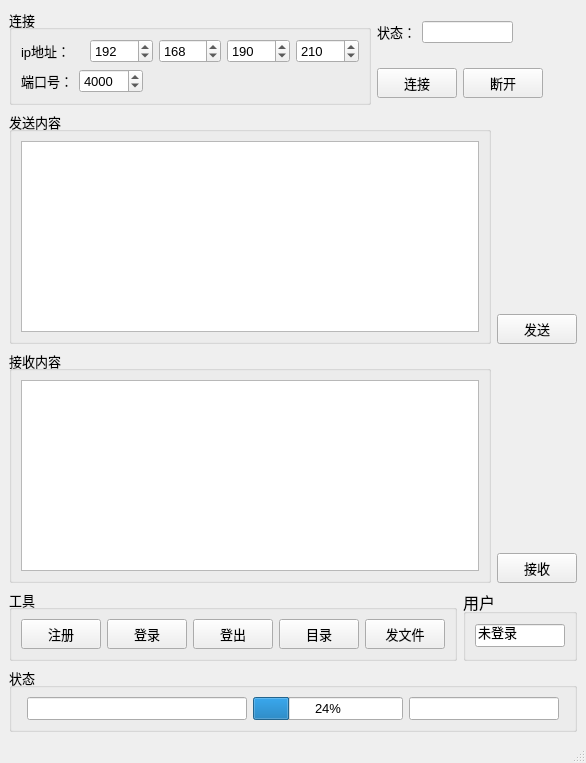
Above: forms/mainwindow.ui from FrancisOWO/NetSyncDisk before the change. Below: the same form after it.
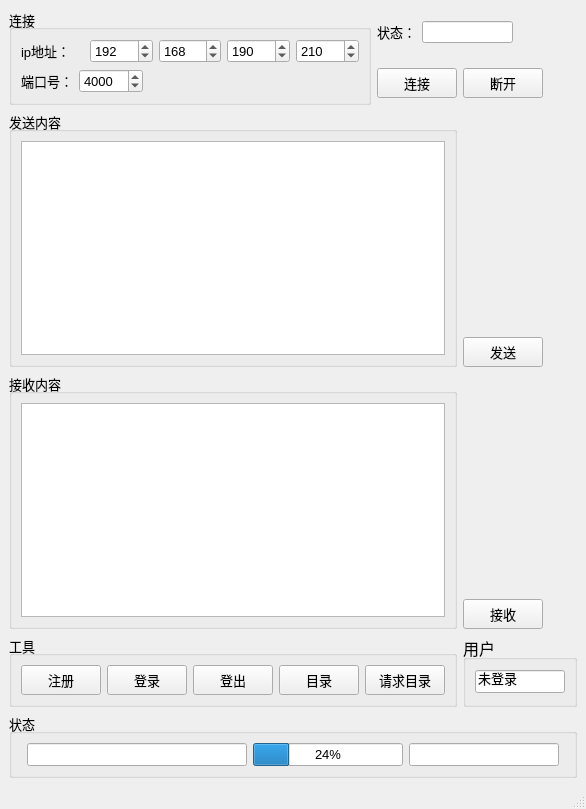
That is the form after the change.

Commit message: 读取远程目录，中文出错

```diff
--- a/forms/mainwindow.ui
+++ b/forms/mainwindow.ui
@@ -7,7 +7,7 @@
     <x>0</x>
     <y>0</y>
     <width>586</width>
-    <height>763</height>
+    <height>809</height>
    </rect>
   </property>
   <property name="windowTitle">
@@ -217,7 +217,7 @@
       </property>
      </spacer>
     </item>
-    <item row="2" column="0" colspan="4">
+    <item row="2" column="0" colspan="3">
      <layout class="QGridLayout" name="gridLayout_4">
       <item row="0" column="0" rowspan="2">
        <widget class="QGroupBox" name="groupBox">
@@ -288,7 +288,7 @@
       </item>
      </layout>
     </item>
-    <item row="3" column="0" colspan="4">
+    <item row="3" column="0" colspan="3">
      <layout class="QGridLayout" name="gridLayout_5">
       <item row="0" column="0" rowspan="2">
        <widget class="QGroupBox" name="groupBox_2">
@@ -370,8 +370,8 @@
        <string>工具</string>
       </property>
       <layout class="QGridLayout" name="gridLayout_6">
-       <item row="0" column="3">
-        <widget class="QPushButton" name="pbtnFolder">
+       <item row="0" column="0">
+        <widget class="QPushButton" name="pbtnRegister">
          <property name="minimumSize">
           <size>
            <width>0</width>
@@ -390,7 +390,7 @@
           </font>
          </property>
          <property name="text">
-          <string>目录</string>
+          <string>注册</string>
          </property>
         </widget>
        </item>
@@ -418,30 +418,6 @@
          </property>
         </widget>
        </item>
-       <item row="0" column="4">
-        <widget class="QPushButton" name="pbtnUpfile">
-         <property name="minimumSize">
-          <size>
-           <width>0</width>
-           <height>30</height>
-          </size>
-         </property>
-         <property name="sizeIncrement">
-          <size>
-           <width>0</width>
-           <height>0</height>
-          </size>
-         </property>
-         <property name="font">
-          <font>
-           <pointsize>10</pointsize>
-          </font>
-         </property>
-         <property name="text">
-          <string>发文件</string>
-         </property>
-        </widget>
-       </item>
        <item row="0" column="2">
         <widget class="QPushButton" name="pbtnLogout">
          <property name="minimumSize">
@@ -466,8 +442,8 @@
          </property>
         </widget>
        </item>
-       <item row="0" column="0">
-        <widget class="QPushButton" name="pbtnRegister">
+       <item row="0" column="3">
+        <widget class="QPushButton" name="pbtnFolder">
          <property name="minimumSize">
           <size>
            <width>0</width>
@@ -486,7 +462,31 @@
           </font>
          </property>
          <property name="text">
-          <string>注册</string>
+          <string>目录</string>
+         </property>
+        </widget>
+       </item>
+       <item row="0" column="4">
+        <widget class="QPushButton" name="pbtnAskPath">
+         <property name="minimumSize">
+          <size>
+           <width>0</width>
+           <height>30</height>
+          </size>
+         </property>
+         <property name="sizeIncrement">
+          <size>
+           <width>0</width>
+           <height>0</height>
+          </size>
+         </property>
+         <property name="font">
+          <font>
+           <pointsize>10</pointsize>
+          </font>
+         </property>
+         <property name="text">
+          <string>请求目录</string>
          </property>
         </widget>
        </item>
```
The commit also changes 7 other files.
